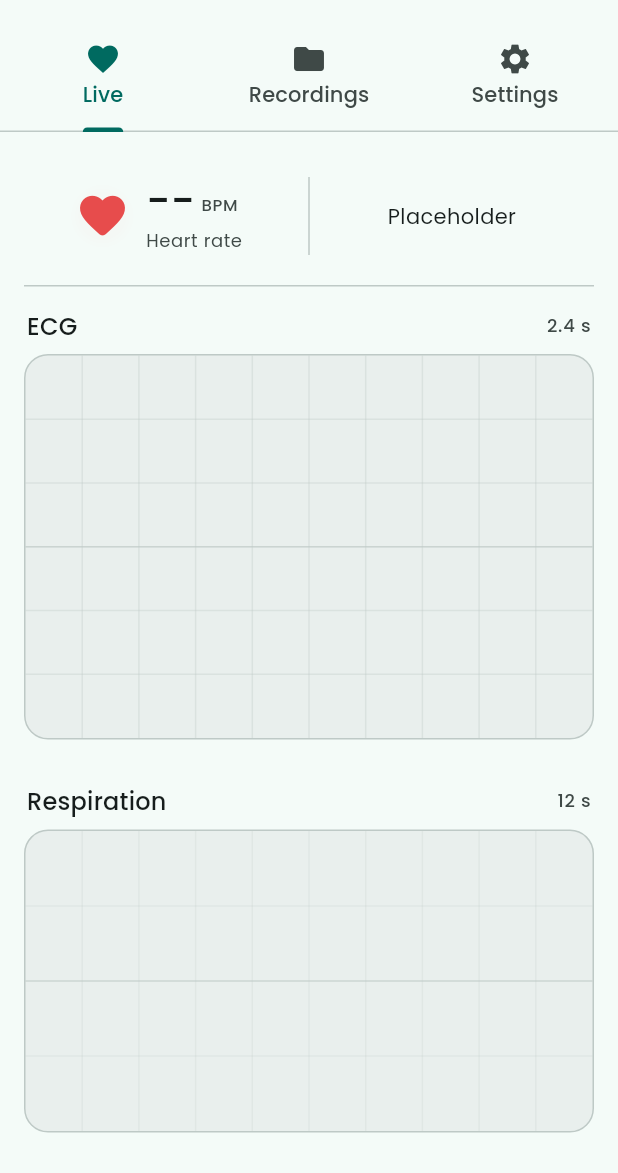
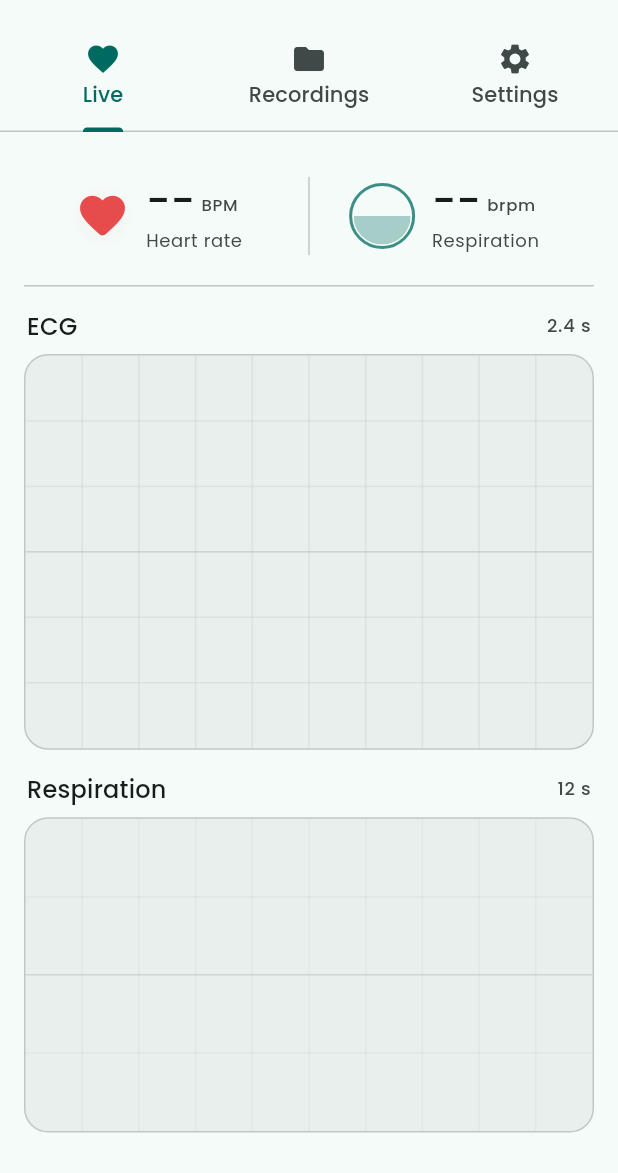
Before and after one commit to ValyMnDul/ApexCardio, a Flutter app: the screen it shows after launch, on a phone screen of 412 x 824 dp, the part 63-1236 px from its top. Run offline on Flutter 3.47's test engine with Material 3 defaults, Android fonts, the phone set to English and light mode, and no system bars; our stand-ins replace flutter_blue_plus, permission_handler, shared_preferences, sqflite; accounts and stored records are empty.

Commit message:
Refactor BLE provider to use SensorSample class and add sample batch controller; implement respiration widget in Live tab

```diff
--- a/mobile/lib/providers/ble.dart
+++ b/mobile/lib/providers/ble.dart
@@ -7,11 +7,11 @@ import 'package:flutter/scheduler.dart';
 import 'package:flutter_blue_plus/flutter_blue_plus.dart';
 import 'package:permission_handler/permission_handler.dart';
 
-class _SensorSample {
+class SensorSample {
   final double ecg;
   final double respiration;
 
-  _SensorSample(this.ecg, this.respiration);
+  const SensorSample(this.ecg, this.respiration);
 }
 
 class _Biquad {
@@ -91,6 +91,12 @@ class BleProvider extends ChangeNotifier {
 
   List<int> get ecgRawData => _ecgRawData;
 
+  final StreamController<List<SensorSample>> _sampleBatchController =
+      StreamController<List<SensorSample>>.broadcast();
+
+  StreamController<List<SensorSample>> get sampleBatches =>
+      _sampleBatchController;
+
   final List<double> _ecgPoints = [];
 
   List<double> get ecgPoints => _ecgPoints;
@@ -99,7 +105,7 @@ class BleProvider extends ChangeNotifier {
 
   List<double> get respirationPoints => _respirationPoints;
 
-  final Queue<_SensorSample> _pendingSamples = Queue<_SensorSample>();
+  final Queue<SensorSample> _pendingSamples = Queue<SensorSample>();
 
   Ticker? _displayTicker;
 
@@ -497,6 +503,8 @@ class BleProvider extends ChangeNotifier {
 
       _ecgRawData = List<int>.from(data);
 
+      final List<SensorSample> batch = [];
+
       for (int offset = 0; offset + 8 < data.length; offset += 9) {
         final ecg = parseSample(
           data[offset + 3],
@@ -510,7 +518,15 @@ class BleProvider extends ChangeNotifier {
           data[offset + 8],
         );
 
-        _pendingSamples.add(_SensorSample(ecg, respiration));
+        final sample = SensorSample(ecg, respiration);
+
+        _pendingSamples.add(sample);
+
+        batch.add(sample);
+      }
+
+      if (batch.isNotEmpty) {
+        _sampleBatchController.add(batch);
       }
 
       if (_pendingSamples.length > maxPendingSamples) {
@@ -959,6 +975,8 @@ class BleProvider extends ChangeNotifier {
 
     _displayTicker?.dispose();
 
+    _sampleBatchController.close();
+
     super.dispose();
   }
 }
--- a/mobile/lib/tabs/live.dart
+++ b/mobile/lib/tabs/live.dart
@@ -52,8 +52,14 @@ class _LiveState extends State<Live> {
       );
     }
 
-    return Padding(
-      padding: EdgeInsetsGeometry.fromLTRB(16, 10, 16, 12),
+    return SafeArea(
+      top: false,
+      left: false,
+      right: false,
+      bottom: true,
+      minimum: EdgeInsets.only(bottom: 15),
+      child: Padding(
+        padding: EdgeInsets.fromLTRB(16, 10, 16, 12),
         child: Column(
           children: [
             SizedBox(
@@ -77,11 +83,10 @@ class _LiveState extends State<Live> {
                       ),
                       Expanded(
                         child: Center(
-                        child: Text("Placeholder"),
-                        // child: _Respiration(
-                        //   respiratoryRate: ble.respiratoryRate,
-                        //   respirationLevel: ble.respirationLevel,
-                        // ),
+                          child: _Respiration(
+                            respiratoryRate: ble.respiratoryRate,
+                            respirationLevel: ble.respirationLevel,
+                          ),
                         ),
                       ),
                     ],
@@ -109,7 +114,9 @@ class _LiveState extends State<Live> {
                           liveEcgProvider.showGrid,
                           maxPoints: BleProvider.ecgVisiblePoints,
                           lineColor: Theme.of(context).colorScheme.primary,
-                        gridColor: Theme.of(context).colorScheme.outlineVariant,
+                          gridColor: Theme.of(
+                            context,
+                          ).colorScheme.outlineVariant,
                           baselineColor: Theme.of(
                             context,
                           ).colorScheme.outlineVariant.withValues(alpha: 0.55),
@@ -136,13 +143,12 @@ class _LiveState extends State<Live> {
                           ble.respirationDisplayRange,
                           liveEcgProvider.showGrid,
                           lineColor: Theme.of(context).colorScheme.tertiary,
-
-                        gridColor: Theme.of(context).colorScheme.outlineVariant,
-
+                          gridColor: Theme.of(
+                            context,
+                          ).colorScheme.outlineVariant,
                           baselineColor: Theme.of(
                             context,
                           ).colorScheme.outlineVariant.withValues(alpha: 0.55),
-
                           maxPoints: BleProvider.respirationVisiblePoints,
                         ),
                         size: Size.infinite,
@@ -153,6 +159,7 @@ class _LiveState extends State<Live> {
               ),
             ),
           ],
+        ),
       ),
     );
   }
@@ -171,7 +178,7 @@ class _Graph extends StatelessWidget {
       crossAxisAlignment: CrossAxisAlignment.start,
       children: [
         Padding(
-          padding: EdgeInsetsGeometry.symmetric(horizontal: 2),
+          padding: EdgeInsets.symmetric(horizontal: 2),
           child: Row(
             children: [
               Text(
@@ -205,7 +212,6 @@ class _Graph extends StatelessWidget {
             child: child,
           ),
         ),
-        SizedBox(height: 15),
       ],
     );
   }
@@ -218,10 +224,10 @@ class _Heart extends StatefulWidget {
   const _Heart({required this.bpm, required this.beatSerial});
 
   @override
-  State<_Heart> createState() => __HeartState();
+  State<_Heart> createState() => _HeartState();
 }
 
-class __HeartState extends State<_Heart> with SingleTickerProviderStateMixin {
+class _HeartState extends State<_Heart> with SingleTickerProviderStateMixin {
   late final AnimationController _controller;
   late final Animation<double> _scale;
 
@@ -247,7 +253,6 @@ class __HeartState extends State<_Heart> with SingleTickerProviderStateMixin {
           begin: 1.12,
           end: 1.0,
         ).chain(CurveTween(curve: Curves.easeInOut)),
-
         weight: 65,
       ),
     ]).animate(_controller);
@@ -293,10 +298,9 @@ class __HeartState extends State<_Heart> with SingleTickerProviderStateMixin {
                   builder: (context, child) {
                     final double scale = _scale.value;
 
-                    final double animationAmount = ((scale - 1.0) / 0.12).clamp(
-                      0.0,
-                      1.0,
-                    );
+                    final double animationAmount = ((scale - 1.0) / 0.12)
+                        .clamp(0.0, 1.0)
+                        .toDouble();
 
                     return Transform.scale(
                       scale: scale,
@@ -328,7 +332,7 @@ class __HeartState extends State<_Heart> with SingleTickerProviderStateMixin {
               ),
             ),
           ),
-          const SizedBox(width: 9),
+          SizedBox(width: 9),
           Expanded(
             child: Column(
               mainAxisAlignment: MainAxisAlignment.center,
@@ -342,9 +346,9 @@ class __HeartState extends State<_Heart> with SingleTickerProviderStateMixin {
                       style: Theme.of(context).textTheme.headlineMedium
                           ?.copyWith(fontWeight: FontWeight.w600, height: 1),
                     ),
-                    const SizedBox(width: 4),
+                    SizedBox(width: 4),
                     Padding(
-                      padding: const EdgeInsets.only(bottom: 3),
+                      padding: EdgeInsets.only(bottom: 3),
                       child: Text(
                         "BPM",
                         style: Theme.of(context).textTheme.labelSmall?.copyWith(
@@ -354,7 +358,7 @@ class __HeartState extends State<_Heart> with SingleTickerProviderStateMixin {
                     ),
                   ],
                 ),
-                const SizedBox(height: 5),
+                SizedBox(height: 5),
                 Text(
                   "Heart rate",
                   style: Theme.of(context).textTheme.bodySmall?.copyWith(
@@ -369,3 +373,118 @@ class __HeartState extends State<_Heart> with SingleTickerProviderStateMixin {
     );
   }
 }
+
+class _Respiration extends StatelessWidget {
+  final double respiratoryRate;
+  final double respirationLevel;
+
+  const _Respiration({
+    required this.respirationLevel,
+    required this.respiratoryRate,
+  });
+
+  @override
+  Widget build(BuildContext context) {
+    final scheme = Theme.of(context).colorScheme;
+
+    final String rrText = respiratoryRate > 0
+        ? respiratoryRate.round().toString()
+        : "--";
+
+    final double level = respirationLevel.clamp(0.0, 1.0).toDouble();
+
+    return SizedBox(
+      width: 141,
+      height: 58,
+      child: Row(
+        children: [
+          SizedBox(
+            width: 48,
+            height: 48,
+            child: Center(
+              child: TweenAnimationBuilder<double>(
+                tween: Tween<double>(end: level),
+                duration: const Duration(milliseconds: 120),
+                curve: Curves.easeOut,
+                builder: (context, animatedLevel, child) {
+                  return SizedBox(
+                    width: 44,
+                    height: 44,
+                    child: Stack(
+                      alignment: Alignment.center,
+                      children: [
+                        Container(
+                          width: 44,
+                          height: 44,
+                          decoration: BoxDecoration(
+                            shape: BoxShape.circle,
+                            border: Border.all(
+                              color: scheme.primary.withValues(alpha: 0.75),
+                              width: 2,
+                            ),
+                          ),
+                        ),
+                        ClipOval(
+                          child: SizedBox(
+                            width: 38,
+                            height: 38,
+                            child: Align(
+                              alignment: Alignment.bottomCenter,
+                              child: FractionallySizedBox(
+                                widthFactor: 1,
+                                heightFactor: animatedLevel,
+                                child: ColoredBox(
+                                  color: scheme.primary.withValues(alpha: 0.32),
+                                ),
+                              ),
+                            ),
+                          ),
+                        ),
+                      ],
+                    ),
+                  );
+                },
+              ),
+            ),
+          ),
+          SizedBox(width: 9),
+          Expanded(
+            child: Column(
+              mainAxisAlignment: MainAxisAlignment.center,
+              crossAxisAlignment: CrossAxisAlignment.start,
+              children: [
+                Row(
+                  crossAxisAlignment: CrossAxisAlignment.end,
+                  children: [
+                    Text(
+                      rrText,
+                      style: Theme.of(context).textTheme.headlineMedium
+                          ?.copyWith(fontWeight: FontWeight.w600, height: 1),
+                    ),
+                    SizedBox(width: 4),
+                    Padding(
+                      padding: EdgeInsets.only(bottom: 3),
+                      child: Text(
+                        "brpm",
+                        style: Theme.of(context).textTheme.labelSmall?.copyWith(
+                          color: scheme.onSurfaceVariant,
+                        ),
+                      ),
+                    ),
+                  ],
+                ),
+                SizedBox(height: 5),
+                Text(
+                  "Respiration",
+                  style: Theme.of(context).textTheme.bodySmall?.copyWith(
+                    color: scheme.onSurfaceVariant,
+                  ),
+                ),
+              ],
+            ),
+          ),
+        ],
+      ),
+    );
+  }
+}
--- a/mobile/pubspec.yaml
+++ b/mobile/pubspec.yaml
@@ -38,6 +38,8 @@ dependencies:
   shared_preferences: ^2.5.5
   flutter_blue_plus: ^2.3.11
   permission_handler: ^11.3.1
+  sqflite: ^2.4.3
+  path: ^1.9.1
 
 dev_dependencies:
   flutter_test:
```
Also changed, not shown: mobile/lib/services/recording_database.dart (added, +107 -0 lines), mobile/lib/providers/recording.dart (added), mobile/pubspec.lock. Lines whose indentation alone changed are shown as unchanged.
